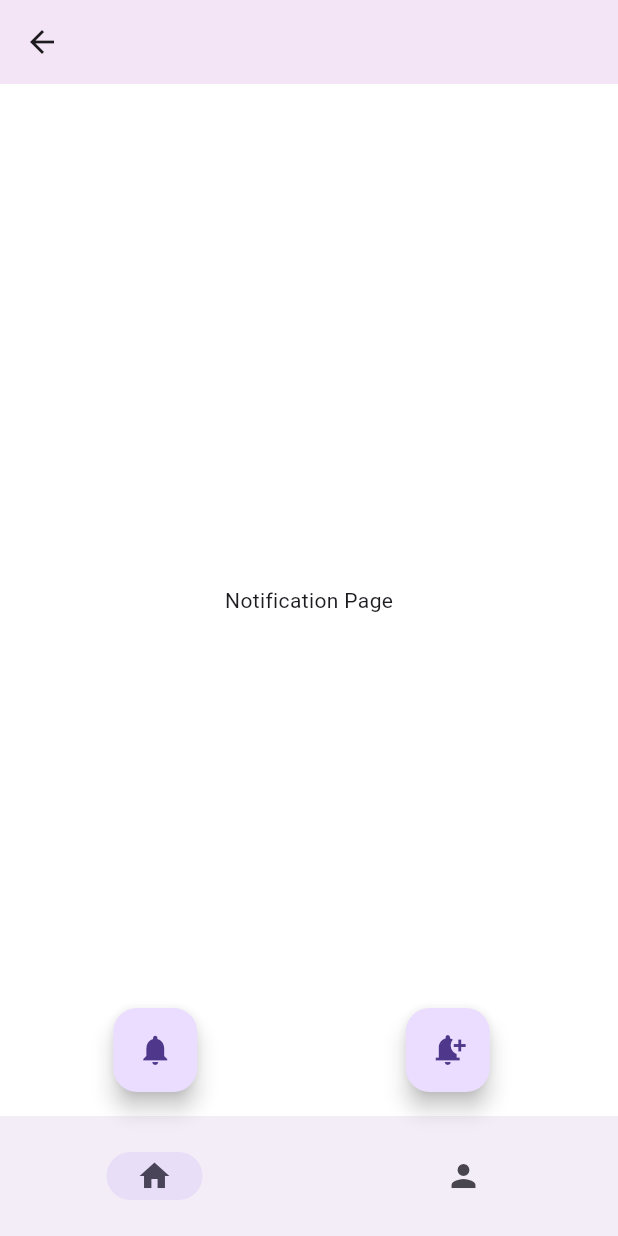
After one commit to shihabkarimba/local_notification_flutter, a Flutter app: the NotificationPage screen opened by its route, after a tap on the "notifications" icon, on a phone screen of 412 x 824 dp. The commit adds this screen. Run offline on Flutter 3.47's test engine with Material 3 defaults, Android fonts, the phone set to English and light mode, and no system bars; our stand-ins replace awesome_notifications, cloud_firestore, equatable, firebase_auth, firebase_core, flutter_bloc and 5 more; accounts and stored records are empty; generated files the repository leaves out were written again.

Commit message:
FEATURE: create notification (#3)
* create notification

* navigation based on notification

```diff
--- /dev/null
+++ b/lib/Controllers/Notification/notification_controller.dart
@@ -0,0 +1,37 @@
+import 'package:awesome_notifications/awesome_notifications.dart';
+import 'package:local_notification_flutter/Core/Constants/Notification/notification_channel_keys.dart';
+import 'package:local_notification_flutter/Core/Router/route.dart';
+
+class NotificationController {
+  /// Use this method to detect when a new notification or a schedule is created
+  @pragma("vm:entry-point")
+  static Future<void> onNotificationCreatedMethod(
+      ReceivedNotification receivedNotification) async {
+    // Your code goes here
+  }
+
+  /// Use this method to detect every time that a new notification is displayed
+  @pragma("vm:entry-point")
+  static Future<void> onNotificationDisplayedMethod(
+      ReceivedNotification receivedNotification) async {
+    // Your code goes here
+  }
+
+  /// Use this method to detect if the user dismissed a notification
+  @pragma("vm:entry-point")
+  static Future<void> onDismissActionReceivedMethod(
+      ReceivedAction receivedAction) async {
+    // Your code goes here
+  }
+
+  /// Use this method to detect when the user taps on a notification or action button
+  @pragma("vm:entry-point")
+  static Future<void> onActionReceivedMethod(
+      ReceivedAction receivedAction) async {
+    if (receivedAction.channelKey == ChannelKeys.profileChannel) {
+      router.goNamed(Routes.profile.name);
+    } else {
+      router.goNamed(Routes.notification.name);
+    }
+  }
+}
--- a/lib/Core/Constants/Notification/notification_channel_keys.dart
+++ b/lib/Core/Constants/Notification/notification_channel_keys.dart
@@ -1,4 +1,7 @@
 class ChannelKeys {
   static String basicChannel = 'basic_channel';
   static String basicChannelGroup = 'basic_channel_group';
+
+  ///
+  static String profileChannel = 'profile_channel';
 }
--- a/lib/Core/Constants/Notification/notification_constants.dart
+++ b/lib/Core/Constants/Notification/notification_constants.dart
@@ -3,4 +3,9 @@ class NotificationConstants {
   static String basicChannelGroupName = 'Basic Channel Group';
   static String basicChannelDescription =
       'Notification channel for basic tests';
+
+  static String profileChannelName = 'Profile Channel';
+  static String profileChannelGroupName = 'Profile Channel Group';
+  static String profileChannelDescription =
+      'Notification channel for basic tests';
 }
--- a/lib/Core/Router/route.dart
+++ b/lib/Core/Router/route.dart
@@ -1,5 +1,6 @@
 import 'package:flutter/material.dart';
 import 'package:go_router/go_router.dart';
+import 'package:local_notification_flutter/Presentation/Features/Notification/Page/notification_page.dart';
 import 'package:local_notification_flutter/Presentation/Features/Profile/Page/profile_page.dart';
 
 import '../../Presentation/Features/Home/Page/home_page.dart';
@@ -47,8 +48,12 @@ final router = GoRouter(
               name: Routes.home.name,
               path: Routes.home.path,
               pageBuilder: Routes.home.pageBuilder,
-              routes: const [
-                ///
+              routes: [
+                GoRoute(
+                  name: Routes.notification.name,
+                  path: Routes.notification.path,
+                  pageBuilder: Routes.notification.pageBuilder,
+                ),
               ],
             ),
           ],
--- a/lib/Core/Router/route_data.dart
+++ b/lib/Core/Router/route_data.dart
@@ -51,6 +51,14 @@ class Routes {
     },
   );
 
+  static final notification = RouteInfo(
+    name: 'notification',
+    path: 'notification',
+    pageBuilder: (context, state) {
+      return const MaterialPage(child: NotificationPage());
+    },
+  );
+
   static final profile = RouteInfo(
     name: 'profile',
     path: '/profile',
--- a/lib/Domain/DependencyManager/Notification/setup_notification.dart
+++ b/lib/Domain/DependencyManager/Notification/setup_notification.dart
@@ -4,7 +4,10 @@ import 'package:local_notification_flutter/Core/Constants/Notification/notificat
 Future<void> setupNotification() async {
   await AwesomeNotifications().initialize(
     null,
-    [Channels.basicChannel],
+    [
+      Channels.basicChannel,
+      Channels.profileChannel,
+    ],
     channelGroups: [Channels.basicChannelGroup],
   );
   final isNotificationAllowed =
--- a/lib/Presentation/Features/Home/View/home_view.dart
+++ b/lib/Presentation/Features/Home/View/home_view.dart
@@ -1,6 +1,7 @@
 import 'package:flutter/material.dart';
 import 'package:flutter_bloc/flutter_bloc.dart';
 import 'package:local_notification_flutter/Bloc/UserProfile/user_profile_bloc.dart';
+import 'package:local_notification_flutter/Core/Router/route.dart';
 
 class HomeView extends StatefulWidget {
   const HomeView({super.key});
@@ -46,9 +47,19 @@ class _HomeViewState extends State<HomeView> {
               },
             ),
           ),
-          const Expanded(
+          Expanded(
             child: Center(
-              child: Text('Home'),
+              child: Column(
+                mainAxisAlignment: MainAxisAlignment.center,
+                children: [
+                  const Text('Home'),
+                  ElevatedButton(
+                      onPressed: () {
+                        router.goNamed(Routes.notification.name);
+                      },
+                      child: const Text('GO')),
+                ],
+              ),
             ),
           ),
         ],
--- /dev/null
+++ b/lib/Presentation/Features/Notification/Page/notification_page.dart
@@ -0,0 +1,20 @@
+import 'package:flutter/material.dart';
+
+class NotificationPage extends StatefulWidget {
+  const NotificationPage({super.key});
+
+  @override
+  State<NotificationPage> createState() => _NotificationPageState();
+}
+
+class _NotificationPageState extends State<NotificationPage> {
+  @override
+  Widget build(BuildContext context) {
+    return Scaffold(
+      appBar: AppBar(),
+      body: const Center(
+        child: Text('Notification Page'),
+      ),
+    );
+  }
+}
--- a/lib/Presentation/Features/ScaffoldWithBottomNavbar/Page/scaffold_with_navbar_page.dart
+++ b/lib/Presentation/Features/ScaffoldWithBottomNavbar/Page/scaffold_with_navbar_page.dart
@@ -1,7 +1,10 @@
+import 'package:awesome_notifications/awesome_notifications.dart';
 import 'package:flutter/material.dart';
 import 'package:flutter_bloc/flutter_bloc.dart';
+import 'package:get_it/get_it.dart';
 import 'package:go_router/go_router.dart';
 import 'package:local_notification_flutter/Bloc/UserProfile/user_profile_bloc.dart';
+import 'package:local_notification_flutter/Core/Constants/Notification/notification_channel_keys.dart';
 
 class ScaffoldWIthBottomNavBar extends StatefulWidget {
   final StatefulNavigationShell shell;
@@ -14,6 +17,7 @@ class ScaffoldWIthBottomNavBar extends StatefulWidget {
 }
 
 class _ScaffoldWIthBottomNavBarState extends State<ScaffoldWIthBottomNavBar> {
+  final _notification = GetIt.I<AwesomeNotifications>();
   @override
   Widget build(BuildContext context) {
     return MultiBlocProvider(
@@ -24,6 +28,49 @@ class _ScaffoldWIthBottomNavBarState extends State<ScaffoldWIthBottomNavBar> {
       ],
       child: Scaffold(
         body: widget.shell,
+        floatingActionButton: Padding(
+          padding: const EdgeInsets.only(left: 22),
+          child: Row(
+            mainAxisAlignment: MainAxisAlignment.spaceAround,
+            children: [
+              FloatingActionButton(
+                heroTag: 'btn1',
+                onPressed: () {
+                  _notification.createNotification(
+                    content: NotificationContent(
+                      displayOnForeground: true,
+                      id: 10,
+                      criticalAlert: true,
+                      channelKey: ChannelKeys.profileChannel,
+                      title: 'Go Profile',
+                      body: 'This is my first notification!',
+                      backgroundColor: Colors.yellow,
+                      color: Colors.yellow,
+                      displayOnBackground: true,
+                    ),
+                  );
+                },
+                child: const Icon(Icons.notifications),
+              ),
+              FloatingActionButton(
+                heroTag: 'btn2',
+                onPressed: () {
+                  _notification.createNotification(
+                    content: NotificationContent(
+                      displayOnForeground: true,
+                      id: 10,
+                      criticalAlert: true,
+                      channelKey: ChannelKeys.basicChannel,
+                      title: 'Go Notification!',
+                      body: 'This is my first notification!',
+                    ),
+                  );
+                },
+                child: const Icon(Icons.notification_add),
+              ),
+            ],
+          ),
+        ),
         bottomNavigationBar: NavigationBar(
           labelBehavior: NavigationDestinationLabelBehavior.alwaysHide,
           onDestinationSelected: widget.shell.goBranch,
--- a/lib/main.dart
+++ b/lib/main.dart
@@ -1,7 +1,10 @@
+import 'package:awesome_notifications/awesome_notifications.dart';
 import 'package:firebase_core/firebase_core.dart';
 import 'package:flutter/material.dart';
+import 'package:get_it/get_it.dart';
 import 'package:local_notification_flutter/Core/Theme/them_data.dart';
 
+import 'Controllers/Notification/notification_controller.dart';
 import 'Core/Router/route.dart';
 import 'Domain/DependencyManager/dependency_manager.dart';
 import 'firebase_options.dart';
@@ -15,8 +18,27 @@ void main() async {
   runApp(const MyApp());
 }
 
-class MyApp extends StatelessWidget {
+class MyApp extends StatefulWidget {
   const MyApp({super.key});
+
+  @override
+  State<MyApp> createState() => _MyAppState();
+}
+
+class _MyAppState extends State<MyApp> {
+  final _notification = GetIt.I<AwesomeNotifications>();
+  @override
+  void initState() {
+    super.initState();
+    _notification.setListeners(
+        onActionReceivedMethod: NotificationController.onActionReceivedMethod,
+        onNotificationCreatedMethod:
+            NotificationController.onNotificationCreatedMethod,
+        onNotificationDisplayedMethod:
+            NotificationController.onNotificationDisplayedMethod,
+        onDismissActionReceivedMethod:
+            NotificationController.onDismissActionReceivedMethod);
+  }
 
   @override
   Widget build(BuildContext context) {
```
Also changed, not shown: lib/Core/Constants/Notification/notification_channels.dart (+16 -0 lines).
